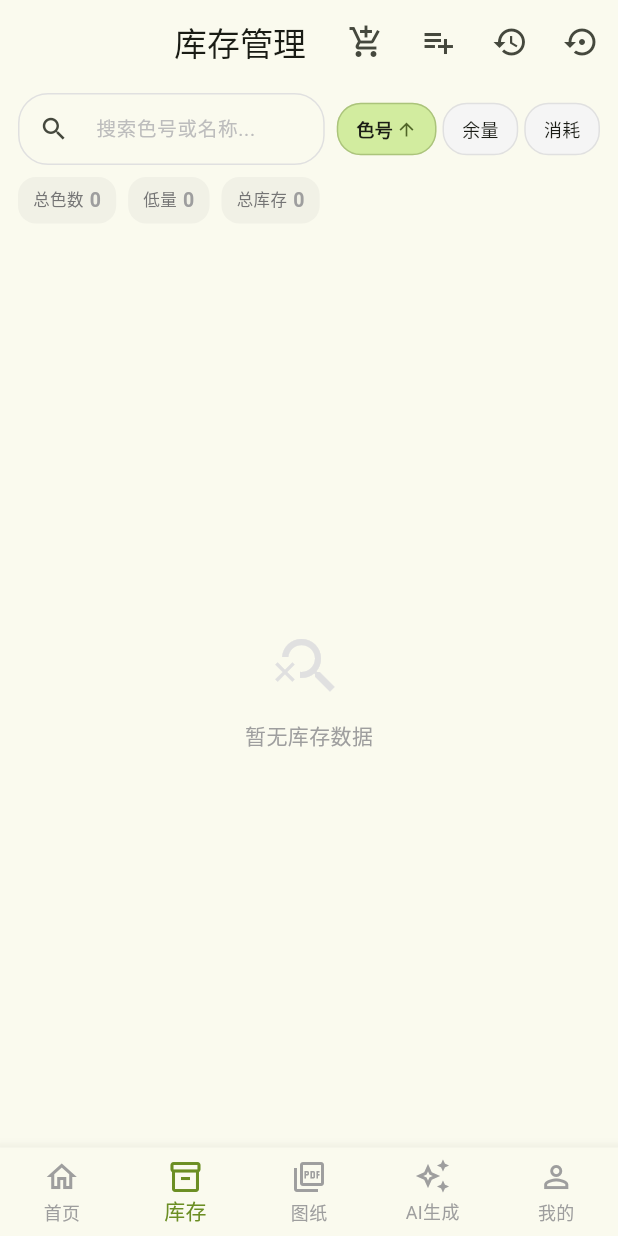
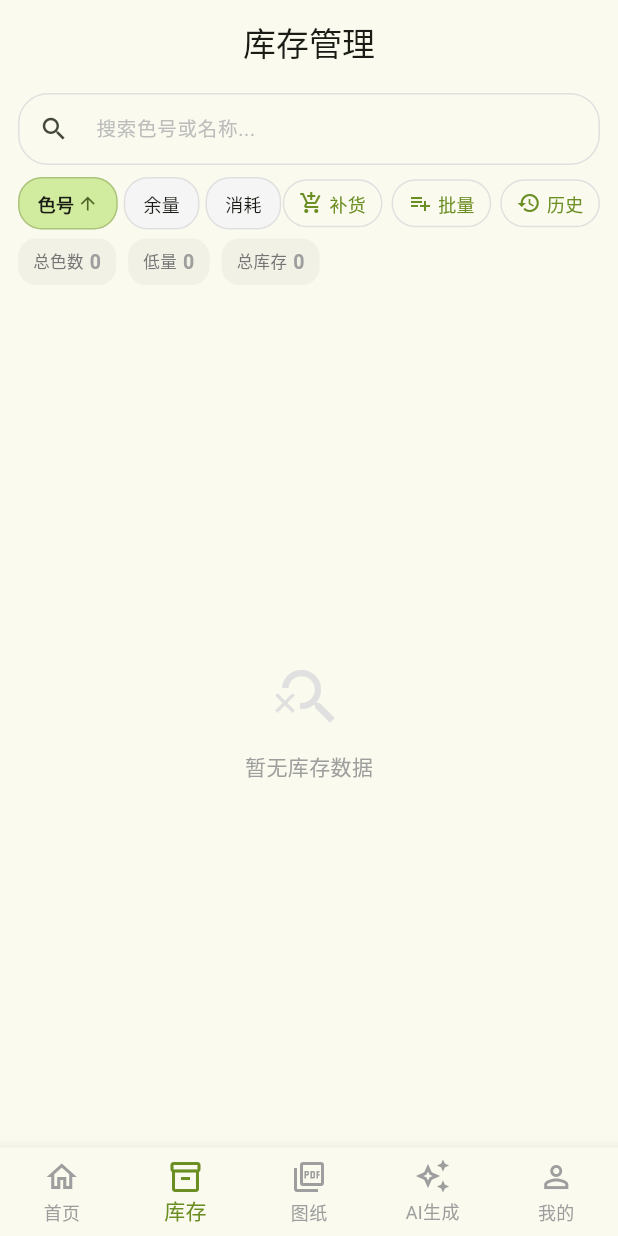
Before and after one commit to Anco77/idou, a Flutter app: the screen it shows after launch, item 2 of the bottom bar chosen, on a phone screen of 412 x 824 dp. Run offline on Flutter 3.47's test engine with Material 3 defaults, Android fonts, the phone set to English and light mode, and no system bars; our stand-ins replace connectivity_plus, drift, flutter_riverpod, go_router, image_picker, open_filex and 2 more; accounts and stored records are empty; generated files the repository leaves out were written again; network calls fail.

Commit message:
v1.0.3: layout, bulk select-all, download mirror

```diff
--- a/lib/presentation/pages/inventory/color_detail_page.dart
+++ b/lib/presentation/pages/inventory/color_detail_page.dart
@@ -26,7 +26,7 @@ class ColorDetailPage extends ConsumerWidget {
 
     return Scaffold(
       appBar: AppBar(
-        title: Text('${item.mardId} ${item.colorName}'),
+        title: Text(item.mardId),
       ),
       body: ListView(
         padding: const EdgeInsets.all(16),
--- a/lib/presentation/pages/inventory/inventory_page.dart
+++ b/lib/presentation/pages/inventory/inventory_page.dart
@@ -34,29 +34,8 @@ class _InventoryPageState extends ConsumerState<InventoryPage> {
 
     return Scaffold(
       appBar: AppBar(
-        title: const Text('库存管理'),
-        actions: [
-          IconButton(
-            icon: const Icon(Icons.add_shopping_cart),
-            tooltip: '补货',
-            onPressed: () => _showRestockDialog(context, ref),
-          ),
-          IconButton(
-            icon: const Icon(Icons.playlist_add),
-            tooltip: '批量操作',
-            onPressed: () => context.go('/inventory/bulk'),
-          ),
-          IconButton(
-            icon: const Icon(Icons.history),
-            tooltip: '操作历史',
-            onPressed: () => context.go('/inventory/history'),
-          ),
-          IconButton(
-            icon: const Icon(Icons.settings_backup_restore),
-            tooltip: '一键初始化',
-            onPressed: () => _showInitDialog(context, ref),
-          ),
-        ],
+        title: const Text('库存管理', textAlign: TextAlign.center),
+        centerTitle: true,
       ),
       body: Column(
         children: [
@@ -69,6 +48,7 @@ class _InventoryPageState extends ConsumerState<InventoryPage> {
             },
           ),
           _buildSearchBar(state, notifier),
+          _buildToolbar(context, ref, state, notifier),
           _buildStatsRow(state),
           const SizedBox(height: 4),
           Expanded(child: _buildSeriesList(state, notifier)),
@@ -80,9 +60,6 @@ class _InventoryPageState extends ConsumerState<InventoryPage> {
   Widget _buildSearchBar(InventoryState state, InventoryStateNotifier notifier) {
     return Padding(
       padding: const EdgeInsets.symmetric(horizontal: 12, vertical: 6),
-      child: Row(
-        children: [
-          Expanded(
       child: TextField(
         controller: _searchController,
         decoration: InputDecoration(
@@ -118,30 +95,6 @@ class _InventoryPageState extends ConsumerState<InventoryPage> {
         style: const TextStyle(fontSize: 13),
         onChanged: (v) => notifier.setSearchQuery(v),
       ),
-          ),
-          const SizedBox(width: 8),
-          _SortChip(
-            label: '色号',
-            active: state.sortMode == InventorySortMode.byColorId,
-            ascending: state.ascending,
-            onTap: () => notifier.setSortMode(InventorySortMode.byColorId),
-          ),
-          const SizedBox(width: 4),
-          _SortChip(
-            label: '余量',
-            active: state.sortMode == InventorySortMode.byRemaining,
-            ascending: state.ascending,
-            onTap: () => notifier.setSortMode(InventorySortMode.byRemaining),
-          ),
-          const SizedBox(width: 4),
-          _SortChip(
-            label: '消耗',
-            active: state.sortMode == InventorySortMode.byConsumption,
-            ascending: state.ascending,
-            onTap: () => notifier.setSortMode(InventorySortMode.byConsumption),
-          ),
-        ],
-      ),
     );
   }
 
@@ -164,6 +117,107 @@ class _InventoryPageState extends ConsumerState<InventoryPage> {
           ),
           const SizedBox(width: 8),
           _StatChip(label: '总库存', value: '$totalQty'),
+        ],
+      ),
+    );
+  }
+
+  Widget _buildToolbar(BuildContext context, WidgetRef ref, InventoryState state, InventoryStateNotifier notifier) {
+    return Padding(
+      padding: const EdgeInsets.fromLTRB(12, 2, 12, 4),
+      child: Row(
+        children: [
+          _SortChip(
+            label: '色号',
+            active: state.sortMode == InventorySortMode.byColorId,
+            ascending: state.ascending,
+            onTap: () => notifier.setSortMode(InventorySortMode.byColorId),
+          ),
+          const SizedBox(width: 4),
+          _SortChip(
+            label: '余量',
+            active: state.sortMode == InventorySortMode.byRemaining,
+            ascending: state.ascending,
+            onTap: () => notifier.setSortMode(InventorySortMode.byRemaining),
+          ),
+          const SizedBox(width: 4),
+          _SortChip(
+            label: '消耗',
+            active: state.sortMode == InventorySortMode.byConsumption,
+            ascending: state.ascending,
+            onTap: () => notifier.setSortMode(InventorySortMode.byConsumption),
+          ),
+          const Spacer(),
+          SizedBox(
+            height: 32,
+            child: Row(
+              mainAxisSize: MainAxisSize.min,
+              children: [
+                InkWell(
+                  borderRadius: BorderRadius.circular(16),
+                  onTap: () => _showRestockDialog(context, ref),
+                  child: Container(
+                    padding: const EdgeInsets.symmetric(horizontal: 10),
+                    height: 32,
+                    decoration: BoxDecoration(
+                      borderRadius: BorderRadius.circular(16),
+                      border: Border.all(color: Colors.grey.shade300),
+                    ),
+                    child: Row(
+                      mainAxisSize: MainAxisSize.min,
+                      children: [
+                        Icon(Icons.add_shopping_cart, size: 16, color: AppColors.primary),
+                        const SizedBox(width: 4),
+                        Text('补货', style: TextStyle(fontSize: 12, color: AppColors.primary)),
+                      ],
+                    ),
+                  ),
+                ),
+                const SizedBox(width: 6),
+                InkWell(
+                  borderRadius: BorderRadius.circular(16),
+                  onTap: () => context.go('/inventory/bulk'),
+                  child: Container(
+                    padding: const EdgeInsets.symmetric(horizontal: 10),
+                    height: 32,
+                    decoration: BoxDecoration(
+                      borderRadius: BorderRadius.circular(16),
+                      border: Border.all(color: Colors.grey.shade300),
+                    ),
+                    child: Row(
+                      mainAxisSize: MainAxisSize.min,
+                      children: [
+                        Icon(Icons.playlist_add, size: 16, color: AppColors.primary),
+                        const SizedBox(width: 4),
+                        Text('批量', style: TextStyle(fontSize: 12, color: AppColors.primary)),
+                      ],
+                    ),
+                  ),
+                ),
+                const SizedBox(width: 6),
+                InkWell(
+                  borderRadius: BorderRadius.circular(16),
+                  onTap: () => context.go('/inventory/history'),
+                  child: Container(
+                    padding: const EdgeInsets.symmetric(horizontal: 10),
+                    height: 32,
+                    decoration: BoxDecoration(
+                      borderRadius: BorderRadius.circular(16),
+                      border: Border.all(color: Colors.grey.shade300),
+                    ),
+                    child: Row(
+                      mainAxisSize: MainAxisSize.min,
+                      children: [
+                        Icon(Icons.history, size: 16, color: AppColors.primary),
+                        const SizedBox(width: 4),
+                        Text('历史', style: TextStyle(fontSize: 12, color: AppColors.primary)),
+                      ],
+                    ),
+                  ),
+                ),
+              ],
+            ),
+          ),
         ],
       ),
     );
@@ -390,43 +444,7 @@ class _InventoryPageState extends ConsumerState<InventoryPage> {
     );
   }
 
-  void _showInitDialog(BuildContext context, WidgetRef ref) {
-    final controller = TextEditingController(text: '1200');
-    showDialog(
-      context: context,
-      builder: (ctx) => AlertDialog(
-        title: const Text('初始化库存'),
-        content: Column(
-          mainAxisSize: MainAxisSize.min,
-          crossAxisAlignment: CrossAxisAlignment.start,
-          children: [
-            const Text('将所有色号库存重置为指定数量，此操作不可撤销。'),
-            const SizedBox(height: 12),
-            TextField(
-              controller: controller,
-              keyboardType: TextInputType.number,
-              decoration: const InputDecoration(
-                labelText: '初始数量（颗）',
-                border: OutlineInputBorder(),
-              ),
-            ),
-          ],
-        ),
-        actions: [
-          TextButton(onPressed: () => Navigator.pop(ctx), child: const Text('取消')),
-          FilledButton(
-            onPressed: () {
-              final qty = int.tryParse(controller.text) ?? 1200;
-              if (qty <= 0) return;
-              Navigator.pop(ctx);
-              ref.read(inventoryStateProvider.notifier).initializeInventory(defaultQty: qty);
-            },
-            child: const Text('确认初始化'),
-          ),
-        ],
-      ),
-    );
-  }
+
 }
 
 class _SeriesSection extends StatelessWidget {
--- a/pubspec.yaml
+++ b/pubspec.yaml
@@ -1,7 +1,7 @@
 name: idou
 description: 智能拼豆库存管理与AI图纸生成工具
 publish_to: 'none'
-version: 1.0.2+1
+version: 1.0.3+1
 
 environment:
   sdk: '>=3.4.0 <4.0.0'
```
Also changed, not shown: lib/core/services/app_update_service.dart (+22 -6 lines), lib/presentation/pages/inventory/bulk_inventory_page.dart (+47 -6 lines), lib/presentation/pages/profile/profile_page.dart (+45 -0 lines), version.json (+4 -4 lines). Lines whose indentation alone changed are shown as unchanged.
